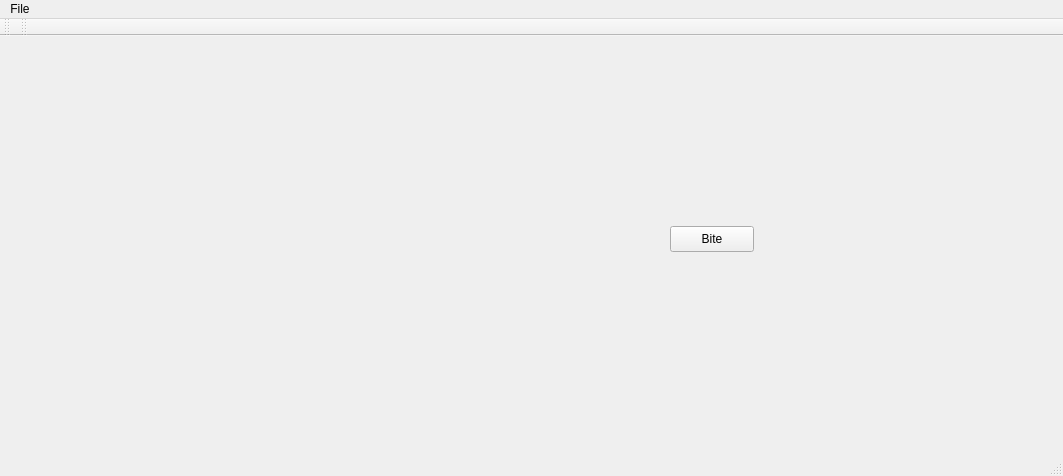
Before: the Qt Designer form src/gui/mainwindow.ui in cloudnativeninja/LicensePlateRecognition, drawn with Qt 5.
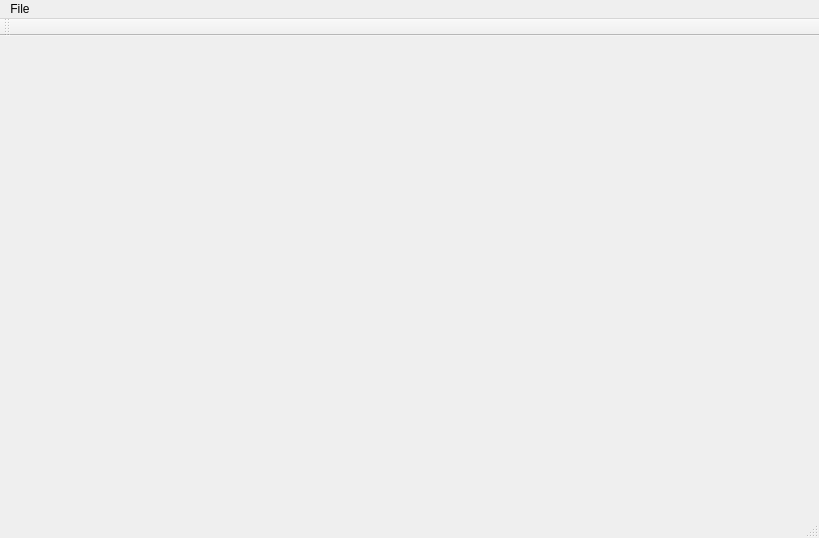
After: the same form once the commit is applied.

What changed in the file:
```diff
--- a/src/gui/mainwindow.ui
+++ b/src/gui/mainwindow.ui
@@ -6,8 +6,8 @@
    <rect>
     <x>0</x>
     <y>0</y>
-    <width>1063</width>
-    <height>476</height>
+    <width>819</width>
+    <height>538</height>
    </rect>
   </property>
   <property name="windowTitle">
@@ -17,37 +17,15 @@
    <widget class="QLabel" name="image_label">
     <property name="geometry">
      <rect>
-      <x>20</x>
-      <y>30</y>
-      <width>471</width>
-      <height>361</height>
+      <x>40</x>
+      <y>40</y>
+      <width>391</width>
+      <height>351</height>
      </rect>
     </property>
-    <property name="sizePolicy">
-     <sizepolicy hsizetype="Expanding" vsizetype="Expanding">
-      <horstretch>0</horstretch>
-      <verstretch>0</verstretch>
-     </sizepolicy>
-    </property>
     <property name="text">
      <string/>
     </property>
-    <property name="scaledContents">
-     <bool>true</bool>
-    </property>
-   </widget>
-   <widget class="QPushButton" name="pushButton">
-    <property name="geometry">
-     <rect>
-      <x>670</x>
-      <y>190</y>
-      <width>84</width>
-      <height>26</height>
-     </rect>
-    </property>
-    <property name="text">
-     <string>Bite</string>
-    </property>
    </widget>
   </widget>
   <widget class="QMenuBar" name="menuBar">
@@ -55,7 +33,7 @@
     <rect>
      <x>0</x>
      <y>0</y>
-     <width>1063</width>
+     <width>819</width>
      <height>23</height>
     </rect>
    </property>
@@ -76,18 +54,7 @@
    </attribute>
   </widget>
   <widget class="QStatusBar" name="statusBar"/>
-  <widget class="QToolBar" name="toolBar">
-   <property name="windowTitle">
-    <string>toolBar</string>
-   </property>
-   <attribute name="toolBarArea">
-    <enum>TopToolBarArea</enum>
-   </attribute>
-   <attribute name="toolBarBreak">
-    <bool>false</bool>
-   </attribute>
-  </widget>
-  <action name="actionOpen">
+  <action name="action_Open">
    <property name="text">
     <string>&amp;Open</string>
    </property>
```
Left out of the diff: 4 changed lines with no effect on the pictures.
